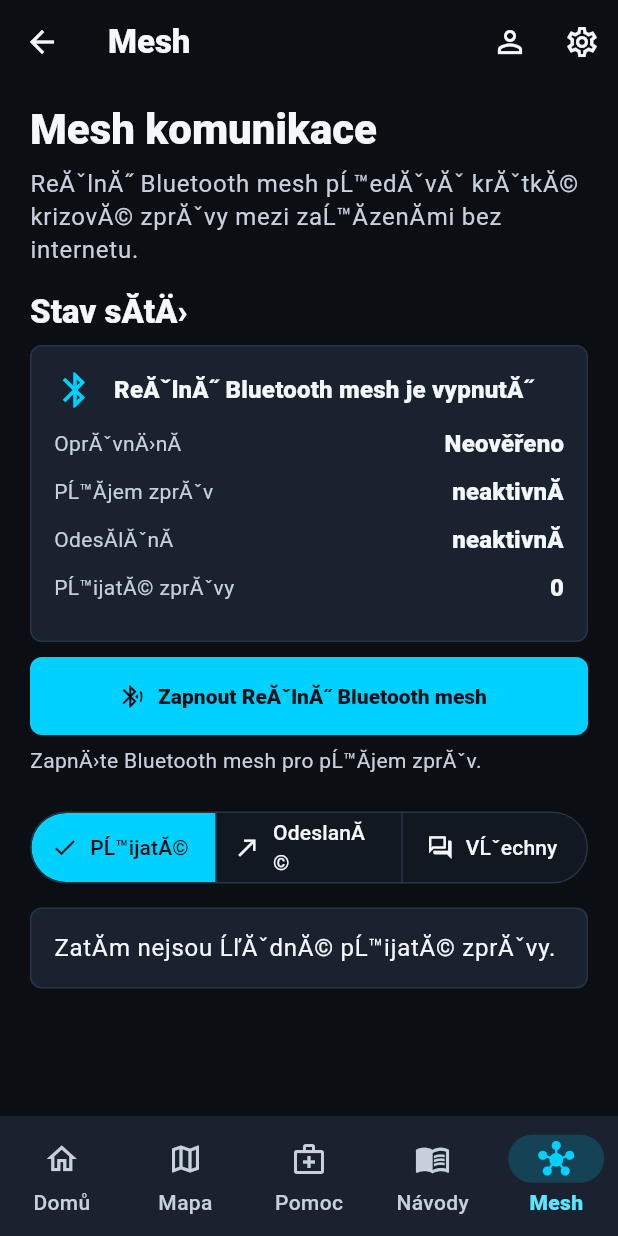
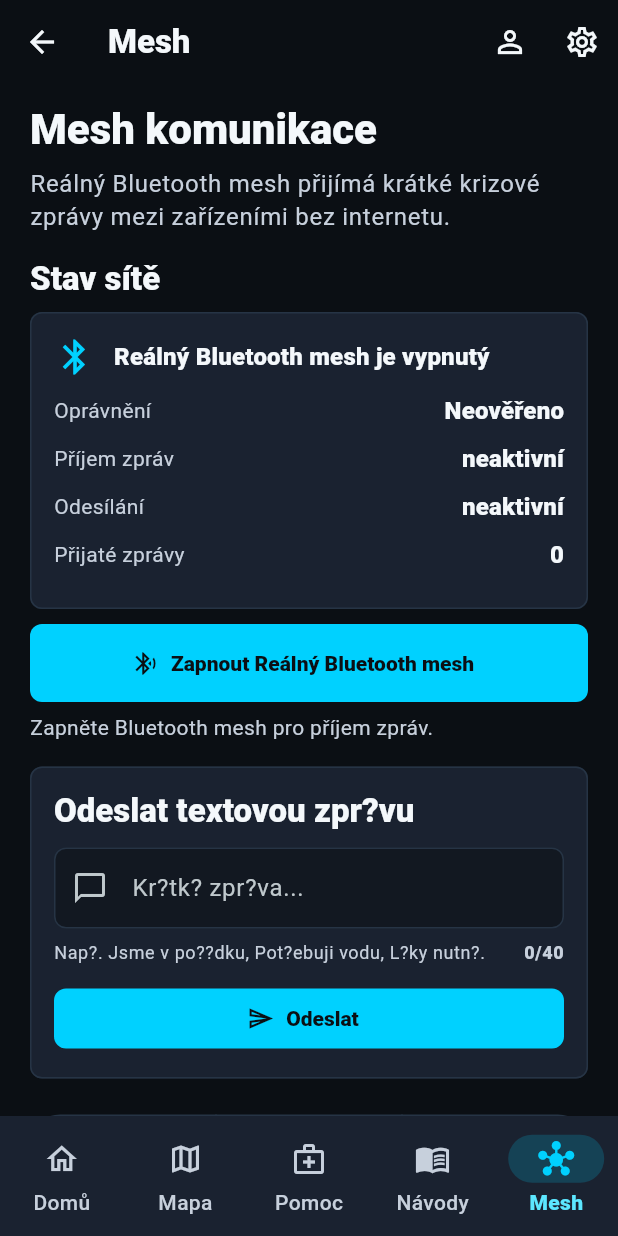
Before and after one commit to lakas988/BlackoutPrague, a Flutter app: the BlackoutPragueShell screen opened directly, item 5 of the bottom bar chosen, on a phone screen of 412 x 824 dp. Run offline on Flutter 3.47's test engine with Material 3 defaults, Android fonts, the phone set to English and light mode, and no system bars; our stand-ins replace battery_plus, connectivity_plus, flutter_blue_plus, flutter_map, geolocator, latlong2 and 2 more; missing offline and left inert: flutter_ble_peripheral, mbtiles, vector_map_tiles, vector_map_tiles_mbtiles, vector_tile_renderer; accounts and stored records are empty.

Commit message:
Stable before custom text mesh messages

```diff
--- a/lib/models/emergency_message.dart
+++ b/lib/models/emergency_message.dart
@@ -83,6 +83,7 @@ class EmergencyMessage {
     required this.verifiedCount,
     required this.isOutgoing,
     required this.isOutdated,
+    this.isCustomTextMessage = false,
   });
 
   factory EmergencyMessage.fromJson(Map<String, dynamic> json) {
@@ -101,6 +102,7 @@ class EmergencyMessage {
       verifiedCount: json['verifiedCount'] as int? ?? 0,
       isOutgoing: json['isOutgoing'] as bool? ?? false,
       isOutdated: json['isOutdated'] as bool? ?? false,
+      isCustomTextMessage: json['isCustomTextMessage'] as bool? ?? false,
     );
   }
 
@@ -118,6 +120,7 @@ class EmergencyMessage {
   final int verifiedCount;
   final bool isOutgoing;
   final bool isOutdated;
+  final bool isCustomTextMessage;
 
   bool get isExpired => DateTime.now().difference(createdAt).inMinutes >= ttlMinutes;
   bool get isDemo => id.startsWith('demo_');
@@ -139,6 +142,7 @@ class EmergencyMessage {
       'verifiedCount': verifiedCount,
       'isOutgoing': isOutgoing,
       'isOutdated': isOutdated,
+      'isCustomTextMessage': isCustomTextMessage,
     };
   }
 
@@ -147,6 +151,7 @@ class EmergencyMessage {
     int? maxHops,
     int? verifiedCount,
     bool? isOutdated,
+    bool? isCustomTextMessage,
   }) {
     return EmergencyMessage(
       id: id,
@@ -163,6 +168,7 @@ class EmergencyMessage {
       verifiedCount: verifiedCount ?? this.verifiedCount,
       isOutgoing: isOutgoing,
       isOutdated: isOutdated ?? this.isOutdated,
+      isCustomTextMessage: isCustomTextMessage ?? this.isCustomTextMessage,
     );
   }
 }
--- a/lib/screens/mesh_screen.dart
+++ b/lib/screens/mesh_screen.dart
@@ -28,6 +28,9 @@ class _MeshScreenState extends State<MeshScreen> {
   final _random = math.Random();
 
   Timer? _incomingTimer;
+  static const int _customMessageMaxLength = 40;
+
+  final _customMessageController = TextEditingController();
   bool _isSimulationActive = false;
   bool _isDemoModeEnabled = false;
   int _nearbyNodeCount = 0;
@@ -39,6 +42,7 @@ class _MeshScreenState extends State<MeshScreen> {
     _messageService.addListener(_refreshMessages);
     _realBleMeshService.addListener(_refreshMessages);
     _demoModeService.addListener(_syncDemoMode);
+    _customMessageController.addListener(_refreshMessages);
     _loadMeshState();
   }
 
@@ -48,6 +52,8 @@ class _MeshScreenState extends State<MeshScreen> {
     _messageService.removeListener(_refreshMessages);
     _realBleMeshService.removeListener(_refreshMessages);
     _demoModeService.removeListener(_syncDemoMode);
+    _customMessageController.removeListener(_refreshMessages);
+    _customMessageController.dispose();
     super.dispose();
   }
 
@@ -64,11 +70,11 @@ class _MeshScreenState extends State<MeshScreen> {
           Text('Mesh komunikace', style: Theme.of(context).textTheme.headlineMedium),
           const SizedBox(height: 8),
           Text(
-            'ReĂˇlnĂ˝ Bluetooth mesh pĹ™edĂˇvĂˇ krĂˇtkĂ© krizovĂ© zprĂˇvy mezi zaĹ™Ă­zenĂ­mi bez internetu.',
+            'Reálný Bluetooth mesh přijímá krátké krizové zprávy mezi zařízeními bez internetu.',
             style: Theme.of(context).textTheme.bodyLarge?.copyWith(color: const Color(0xFFC7D0DC)),
           ),
           const SizedBox(height: 16),
-          const _SectionTitle(title: 'Stav sĂ­tÄ›'),
+          const _SectionTitle(title: 'Stav sítě'),
           const SizedBox(height: 8),
           _RealBleStatusCard(
             isEnabled: _realBleMeshService.isEnabled,
@@ -84,16 +90,22 @@ class _MeshScreenState extends State<MeshScreen> {
             child: FilledButton.icon(
               onPressed: _toggleRealBle,
               icon: Icon(_realBleMeshService.isEnabled ? Icons.bluetooth_disabled_outlined : Icons.bluetooth_searching_outlined),
-              label: Text(_realBleMeshService.isEnabled ? 'Vypnout ReĂˇlnĂ˝ Bluetooth mesh' : 'Zapnout ReĂˇlnĂ˝ Bluetooth mesh'),
+              label: Text(_realBleMeshService.isEnabled ? 'Vypnout Reálný Bluetooth mesh' : 'Zapnout Reálný Bluetooth mesh'),
             ),
           ),
           if (!_realBleMeshService.isEnabled) ...[
             const SizedBox(height: 8),
             Text(
-              'ZapnÄ›te Bluetooth mesh pro pĹ™Ă­jem zprĂˇv.',
+              'Zapněte Bluetooth mesh pro příjem zpráv.',
               style: Theme.of(context).textTheme.bodyMedium?.copyWith(color: const Color(0xFFC7D0DC)),
             ),
           ],
+          const SizedBox(height: 16),
+          _CustomTextMessageCard(
+            controller: _customMessageController,
+            maxLength: _customMessageMaxLength,
+            onSend: _sendCustomTextMessage,
+          ),
           if (_isDemoModeEnabled) ...[
             const SizedBox(height: 18),
             const _SectionTitle(title: 'Simulace mesh'),
@@ -187,9 +199,9 @@ class _MeshScreenState extends State<MeshScreen> {
 
   String _emptyTextForSelectedSection() {
     return switch (_selectedSection) {
-      _MessageSection.incoming => 'ZatĂ­m nejsou ĹľĂˇdnĂ© pĹ™ijatĂ© zprĂˇvy.',
-      _MessageSection.outgoing => 'ZatĂ­m nejsou ĹľĂˇdnĂ© odeslanĂ© zprĂˇvy.',
-      _MessageSection.all => 'ZatĂ­m nejsou ĹľĂˇdnĂ© zprĂˇvy.',
+      _MessageSection.incoming => 'Zatím nejsou žádné přijaté zprávy.',
+      _MessageSection.outgoing => 'Zatím nejsou žádné odeslané zprávy.',
+      _MessageSection.all => 'Zatím nejsou žádné zprávy.',
     };
   }
 
@@ -212,7 +224,7 @@ class _MeshScreenState extends State<MeshScreen> {
 
   void _toggleSimulation() {
     if (!_isDemoModeEnabled) {
-      _showSnackBar('Simulace mesh je dostupnĂˇ pouze v Demo reĹľimu.');
+      _showSnackBar('Simulace mesh je dostupná pouze v Demo režimu.');
       return;
     }
 
@@ -235,6 +247,40 @@ class _MeshScreenState extends State<MeshScreen> {
     } else {
       await _realBleMeshService.startRealBle();
     }
+  }
+
+  Future<void> _sendCustomTextMessage() async {
+    final text = _customMessageController.text.trim();
+    if (text.isEmpty) {
+      _showSnackBar('Zadejte zpr?vu.');
+      return;
+    }
+
+    if (text.runes.length > _customMessageMaxLength) {
+      _showSnackBar('Zpr?va je p??li? dlouh? pro BLE mesh. Zkra?te ji na 40 znak?.');
+      return;
+    }
+
+    final message = await _messageService.createOutgoingMessage(
+      type: EmergencyMessageType.info,
+      text: text,
+      priority: EmergencyMessagePriority.medium,
+      ttlMinutes: 60,
+      isCustomTextMessage: true,
+    );
+    _customMessageController.clear();
+
+    if (!mounted) {
+      return;
+    }
+
+    if (_realBleMeshService.isEnabled) {
+      final wasBroadcast = await _realBleMeshService.broadcastMessage(message);
+      _showSnackBar(wasBroadcast ? 'Zpr?va se vys?l? p?es BLE mesh.' : (_realBleMeshService.lastError ?? 'Zpr?vu se nepoda?ilo odeslat p?es BLE mesh.'));
+      return;
+    }
+
+    _showSnackBar('Zpr?va je ulo?en?. Pro odesl?n? zapn?te BLE mesh.');
   }
 
   void _scheduleIncomingSample() {
@@ -290,10 +336,10 @@ class _MeshScreenState extends State<MeshScreen> {
 
   String _sampleText() {
     final texts = [
-      'VĂ˝dej vody hlĂˇĹˇen u Ĺˇkoly.',
-      'NefunkÄŤnĂ­ kĹ™iĹľovatka.',
-      'DobĂ­jecĂ­ mĂ­sto dostupnĂ©.',
-      'Osoba potĹ™ebuje lĂ©ky.',
+      'Výdej vody hlášen u školy.',
+      'Nefunkční křižovatka.',
+      'Dobíjecí místo dostupné.',
+      'Osoba potřebuje léky.',
     ];
     return texts[_random.nextInt(texts.length)];
   }
@@ -305,7 +351,7 @@ class _MeshScreenState extends State<MeshScreen> {
 
   Future<void> _confirmMessage(EmergencyMessage message) async {
     await _messageService.confirmMessage(message.id);
-    _showSnackBar('HlĂˇĹˇenĂ­ bylo potvrzeno.');
+    _showSnackBar('Hlášení bylo potvrzeno.');
   }
 
   Future<void> _relayMessage(EmergencyMessage message) async {
@@ -321,43 +367,43 @@ class _MeshScreenState extends State<MeshScreen> {
 
     final relayedMessage = await _messageService.relayMessageAndReturn(message.id);
     if (relayedMessage == null) {
-      _showSnackBar('ZprĂˇvu se nepodaĹ™ilo pĹ™edat dĂˇl.');
+      _showSnackBar('Zprávu se nepodařilo předat dál.');
       return;
     }
 
     if (_realBleMeshService.isEnabled) {
       final wasBroadcast = await _realBleMeshService.broadcastMessage(relayedMessage);
-      _showSnackBar(wasBroadcast ? 'ZprĂˇva byla pĹ™edĂˇna dĂˇl pĹ™es BLE mesh.' : (_realBleMeshService.lastError ?? 'Toto zaĹ™Ă­zenĂ­ nepodporuje BLE vysĂ­lĂˇnĂ­.'));
+      _showSnackBar(wasBroadcast ? 'Zpráva byla předána dál přes BLE mesh.' : (_realBleMeshService.lastError ?? 'Toto zařízení nepodporuje BLE vysílání.'));
       return;
     }
 
     if (_isDemoModeEnabled && _isSimulationActive) {
-      _showSnackBar('ZprĂˇva byla pĹ™edĂˇna dĂˇl v Simulaci mesh.');
+      _showSnackBar('Zpráva byla předána dál v Simulaci mesh.');
     } else {
-      _showSnackBar('ZapnÄ›te Bluetooth mesh pro odeslĂˇnĂ­.');
+      _showSnackBar('Zapněte Bluetooth mesh pro odeslání.');
     }
   }
 
   Future<void> _markMessageOutdated(EmergencyMessage message) async {
     await _messageService.markMessageOutdated(message.id);
-    _showSnackBar('ZprĂˇva byla oznaÄŤena jako neaktuĂˇlnĂ­.');
+    _showSnackBar('Zpráva byla označena jako neaktuální.');
   }
 
   Future<void> _confirmDeleteIncomingMessage(EmergencyMessage message) async {
     await _confirmDeleteMessage(
       message: message,
-      title: 'Smazat pĹ™ijatou zprĂˇvu',
-      question: 'Opravdu chcete smazat tuto zprĂˇvu?',
-      successMessage: 'PĹ™ijatĂˇ zprĂˇva byla smazĂˇna.',
+      title: 'Smazat přijatou zprávu',
+      question: 'Opravdu chcete smazat tuto zprávu?',
+      successMessage: 'Přijatá zpráva byla smazána.',
     );
   }
 
   Future<void> _confirmDeleteOutgoingMessage(EmergencyMessage message) async {
     await _confirmDeleteMessage(
       message: message,
-      title: 'Smazat odeslanou zprĂˇvu',
-      question: 'Opravdu chcete smazat tuto odeslanou zprĂˇvu?',
-      successMessage: 'OdeslanĂˇ zprĂˇva byla smazĂˇna.',
+      title: 'Smazat odeslanou zprávu',
+      question: 'Opravdu chcete smazat tuto odeslanou zprávu?',
+      successMessage: 'Odeslaná zpráva byla smazána.',
     );
   }
 
@@ -373,7 +419,7 @@ class _MeshScreenState extends State<MeshScreen> {
         title: Text(title),
         content: Text(question),
         actions: [
-          TextButton(onPressed: () => Navigator.of(context).pop(false), child: const Text('ZruĹˇit')),
+          TextButton(onPressed: () => Navigator.of(context).pop(false), child: const Text('Zrušit')),
           FilledButton(onPressed: () => Navigator.of(context).pop(true), child: const Text('Smazat')),
         ],
       ),
@@ -390,18 +436,18 @@ class _MeshScreenState extends State<MeshScreen> {
   Future<void> _confirmDeleteAllIncoming(List<EmergencyMessage> incomingMessages) async {
     await _confirmDeleteMessages(
       messages: incomingMessages,
-      title: 'Smazat pĹ™ijatĂ© zprĂˇvy',
-      question: 'Opravdu chcete smazat vĹˇechny pĹ™ijatĂ© zprĂˇvy?',
-      successMessage: 'PĹ™ijatĂ© zprĂˇvy byly smazĂˇny.',
+      title: 'Smazat přijaté zprávy',
+      question: 'Opravdu chcete smazat všechny přijaté zprávy?',
+      successMessage: 'Přijaté zprávy byly smazány.',
     );
   }
 
   Future<void> _confirmDeleteAllOutgoing(List<EmergencyMessage> outgoingMessages) async {
     await _confirmDeleteMessages(
       messages: outgoingMessages,
-      title: 'Smazat odeslanĂ© zprĂˇvy',
-      question: 'Opravdu chcete smazat vĹˇechny odeslanĂ© zprĂˇvy?',
-      successMessage: 'OdeslanĂ© zprĂˇvy byly smazĂˇny.',
+      title: 'Smazat odeslané zprávy',
+      question: 'Opravdu chcete smazat všechny odeslané zprávy?',
+      successMessage: 'Odeslané zprávy byly smazány.',
     );
   }
 
@@ -417,8 +463,8 @@ class _MeshScreenState extends State<MeshScreen> {
         title: Text(title),
         content: Text(question),
         actions: [
-          TextButton(onPressed: () => Navigator.of(context).pop(false), child: const Text('ZruĹˇit')),
-          FilledButton(onPressed: () => Navigator.of(context).pop(true), child: const Text('Smazat vĹˇe')),
+          TextButton(onPressed: () => Navigator.of(context).pop(false), child: const Text('Zrušit')),
+          FilledButton(onPressed: () => Navigator.of(context).pop(true), child: const Text('Smazat vše')),
         ],
       ),
     );
@@ -436,6 +482,81 @@ class _MeshScreenState extends State<MeshScreen> {
       return;
     }
     ScaffoldMessenger.of(context).showSnackBar(SnackBar(content: Text(message)));
+  }
+}
+
+
+class _CustomTextMessageCard extends StatelessWidget {
+  const _CustomTextMessageCard({
+    required this.controller,
+    required this.maxLength,
+    required this.onSend,
+  });
+
+  final TextEditingController controller;
+  final int maxLength;
+  final VoidCallback onSend;
+
+  @override
+  Widget build(BuildContext context) {
+    final length = controller.text.trim().runes.length;
+    final isTooLong = length > maxLength;
+
+    return Card(
+      child: Padding(
+        padding: const EdgeInsets.all(16),
+        child: Column(
+          crossAxisAlignment: CrossAxisAlignment.start,
+          children: [
+            Text('Odeslat textovou zpr?vu', style: Theme.of(context).textTheme.titleLarge),
+            const SizedBox(height: 10),
+            TextField(
+              controller: controller,
+              minLines: 1,
+              maxLines: 2,
+              decoration: const InputDecoration(
+                hintText: 'Kr?tk? zpr?va...',
+                prefixIcon: Icon(Icons.chat_bubble_outline),
+              ),
+            ),
+            const SizedBox(height: 8),
+            Row(
+              children: [
+                Expanded(
+                  child: Text(
+                    'Nap?. Jsme v po??dku, Pot?ebuji vodu, L?ky nutn?.',
+                    style: Theme.of(context).textTheme.bodySmall,
+                  ),
+                ),
+                Text(
+                  '$length/$maxLength',
+                  style: Theme.of(context).textTheme.bodySmall?.copyWith(
+                    color: isTooLong ? const Color(0xFFFF4B4B) : const Color(0xFFC7D0DC),
+                    fontWeight: FontWeight.w800,
+                  ),
+                ),
+              ],
+            ),
+            if (isTooLong) ...[
+              const SizedBox(height: 8),
+              Text(
+                'Zpr?va je p??li? dlouh? pro BLE mesh. Zkra?te ji na 40 znak?.',
+                style: Theme.of(context).textTheme.bodySmall?.copyWith(color: const Color(0xFFFF4B4B)),
+              ),
+            ],
+            const SizedBox(height: 12),
+            SizedBox(
+              width: double.infinity,
+              child: FilledButton.icon(
+                onPressed: onSend,
+                icon: const Icon(Icons.send_outlined),
+                label: const Text('Odeslat'),
+              ),
+            ),
+          ],
+        ),
+      ),
+    );
   }
 }
 
@@ -468,9 +589,9 @@ class _MessageSectionHeader extends StatelessWidget {
       children: [
         SegmentedButton<_MessageSection>(
           segments: const [
-            ButtonSegment(value: _MessageSection.incoming, label: Text('PĹ™ijatĂ©'), icon: Icon(Icons.south_west_outlined)),
-            ButtonSegment(value: _MessageSection.outgoing, label: Text('OdeslanĂ©'), icon: Icon(Icons.north_east_outlined)),
-            ButtonSegment(value: _MessageSection.all, label: Text('VĹˇechny'), icon: Icon(Icons.forum_outlined)),
+            ButtonSegment(value: _MessageSection.incoming, label: Text('Přijaté'), icon: Icon(Icons.south_west_outlined)),
+            ButtonSegment(value: _MessageSection.outgoing, label: Text('Odeslané'), icon: Icon(Icons.north_east_outlined)),
+            ButtonSegment(value: _MessageSection.all, label: Text('Všechny'), icon: Icon(Icons.forum_outlined)),
           ],
           selected: {selectedSection},
           onSelectionChanged: (selection) => onSectionChanged(selection.first),
@@ -482,7 +603,7 @@ class _MessageSectionHeader extends StatelessWidget {
             child: TextButton.icon(
               onPressed: onDeleteAll,
               icon: const Icon(Icons.delete_sweep_outlined),
-              label: const Text('Smazat vĹˇe'),
+              label: const Text('Smazat vše'),
             ),
           ),
         ],
@@ -520,14 +641,14 @@ class _RealBleStatusCard extends StatelessWidget {
               children: [
                 Icon(isEnabled ? Icons.bluetooth_connected_outlined : Icons.bluetooth_outlined, color: const Color(0xFF00D1FF), size: 28),
                 const SizedBox(width: 12),
-                Expanded(child: Text(isEnabled ? 'ReĂˇlnĂ˝ Bluetooth mesh je zapnutĂ˝' : 'ReĂˇlnĂ˝ Bluetooth mesh je vypnutĂ˝', style: Theme.of(context).textTheme.titleMedium)),
+                Expanded(child: Text(isEnabled ? 'Reálný Bluetooth mesh je zapnutý' : 'Reálný Bluetooth mesh je vypnutý', style: Theme.of(context).textTheme.titleMedium)),
               ],
             ),
             const SizedBox(height: 10),
-            _StatusLine(label: 'OprĂˇvnÄ›nĂ­', value: permissionStatus),
-            _StatusLine(label: 'PĹ™Ă­jem zprĂˇv', value: isScanning ? 'aktivnĂ­' : 'neaktivnĂ­'),
-            _StatusLine(label: 'OdesĂ­lĂˇnĂ­', value: isAdvertising ? 'aktivnĂ­' : 'neaktivnĂ­'),
-            _StatusLine(label: 'PĹ™ijatĂ© zprĂˇvy', value: '$receivedCount'),
+            _StatusLine(label: 'Oprávnění', value: permissionStatus),
+            _StatusLine(label: 'Příjem zpráv', value: isScanning ? 'aktivní' : 'neaktivní'),
+            _StatusLine(label: 'Odesílání', value: isAdvertising ? 'aktivní' : 'neaktivní'),
+            _StatusLine(label: 'Přijaté zprávy', value: '$receivedCount'),
             if (lastError != null) ...[
               const SizedBox(height: 6),
               Text(lastError!, style: const TextStyle(color: Color(0xFF00D1FF), fontWeight: FontWeight.w800)),
@@ -569,11 +690,11 @@ class _DemoSimulationCard extends StatelessWidget {
               ],
             ),
             const SizedBox(height: 8),
-            Text('Demo reĹľim zapĂ­nĂˇ ukĂˇzkovĂˇ data a simulovanĂ© zprĂˇvy pro prezentaci.', style: Theme.of(context).textTheme.bodyMedium),
+            Text('Demo režim zapíná ukázková data a simulované zprávy pro prezentaci.', style: Theme.of(context).textTheme.bodyMedium),
             const SizedBox(height: 12),
-            _StatusLine(label: 'Stav', value: isSimulationActive ? 'aktivnĂ­' : 'neaktivnĂ­'),
-            _StatusLine(label: 'UkĂˇzkovĂ© okolnĂ­ uzly', value: '$nearbyNodeCount'),
-            _StatusLine(label: 'Demo pĹ™ijatĂ© zprĂˇvy', value: '$incomingCount'),
+            _StatusLine(label: 'Stav', value: isSimulationActive ? 'aktivní' : 'neaktivní'),
+            _StatusLine(label: 'Ukázkové okolní uzly', value: '$nearbyNodeCount'),
+            _StatusLine(label: 'Demo přijaté zprávy', value: '$incomingCount'),
             const SizedBox(height: 10),
             SizedBox(
               width: double.infinity,
@@ -669,7 +790,7 @@ class _MessageCard extends StatelessWidget {
                     child: Column(
                       crossAxisAlignment: CrossAxisAlignment.start,
                       children: [
-                        Text(message.type.czechLabel, style: Theme.of(context).textTheme.titleLarge),
+                        Text(message.isCustomTextMessage ? 'Textov? zpr?va' : message.type.czechLabel, style: Theme.of(context).textTheme.titleLarge),
                         const SizedBox(height: 6),
                         Text(message.text, style: Theme.of(context).textTheme.bodyLarge),
                       ],
@@ -683,18 +804,18 @@ class _MessageCard extends StatelessWidget {
                 runSpacing: 8,
                 children: [
                   _Badge(text: 'Priorita: ${message.priority.czechLabel}', color: _priorityColor(message.priority)),
-                  _Badge(text: message.isOutgoing ? 'OdeslanĂˇ' : 'PĹ™ijatĂˇ'),
+                  _Badge(text: message.isOutgoing ? 'Odeslaná' : 'Přijatá'),
                   if (message.isDemo) const _Badge(text: 'Demo', color: Color(0xFFFF4B4B)),
-                  if (message.isExpired) const _Badge(text: 'VyprĹˇelo', color: Color(0xFFFF4B4B)),
-                  if (message.isOutdated) const _Badge(text: 'NeaktuĂˇlnĂ­', color: Color(0xFFFF4B4B)),
+                  if (message.isExpired) const _Badge(text: 'Vypršelo', color: Color(0xFFFF4B4B)),
+                  if (message.isOutdated) const _Badge(text: 'Neaktuální', color: Color(0xFFFF4B4B)),
                 ],
               ),
               const SizedBox(height: 12),
               _InfoLine(icon: Icons.tag_outlined, text: 'ID: ${message.shortId}'),
               _InfoLine(icon: Icons.location_city_outlined, text: 'Oblast: ${message.approximateArea}'),
-              _InfoLine(icon: Icons.schedule_outlined, text: 'ÄŚas: ${_createdAtText(message.createdAt)}'),
+              _InfoLine(icon: Icons.schedule_outlined, text: 'Čas: ${_createdAtText(message.createdAt)}'),
               _InfoLine(icon: Icons.route_outlined, text: 'Předání: ${message.hopCount}/${message.maxHops}'),
-              _InfoLine(icon: Icons.verified_outlined, text: 'OvÄ›Ĺ™enĂ­: ${message.verifiedCount}'),
+              _InfoLine(icon: Icons.verified_outlined, text: 'Ověření: ${message.verifiedCount}'),
               const SizedBox(height: 12),
               Row(
                 children: [
@@ -710,7 +831,7 @@ class _MessageCard extends StatelessWidget {
                     child: OutlinedButton.icon(
                       onPressed: inactive ? null : onRelay,
                       icon: const Icon(Icons.send_outlined),
-                      label: const Text('PĹ™edat dĂˇl'),
+                      label: const Text('Předat dál'),
                     ),
                   ),
                 ],
@@ -722,7 +843,7 @@ class _MessageCard extends StatelessWidget {
                     child: OutlinedButton.icon(
                       onPressed: message.isOutdated ? null : onMarkOutdated,
                       icon: const Icon(Icons.history_toggle_off_outlined),
-                      label: const Text('NeaktuĂˇlnĂ­'),
+                      label: const Text('Neaktuální'),
                     ),
                   ),
                   const SizedBox(width: 8),
@@ -766,15 +887,15 @@ class _MessageCard extends StatelessWidget {
   String _createdAtText(DateTime createdAt) {
     final difference = DateTime.now().difference(createdAt);
     if (difference.inMinutes < 1) {
-      return 'prĂˇvÄ› teÄŹ';
+      return 'právě teď';
     }
     if (difference.inHours < 1) {
-      return 'pĹ™ed ${difference.inMinutes} min';
+      return 'před ${difference.inMinutes} min';
     }
     if (difference.inDays < 1) {
-      return 'pĹ™ed ${difference.inHours} h';
+      return 'před ${difference.inHours} h';
     }
-    return 'pĹ™ed ${difference.inDays} dny';
+    return 'před ${difference.inDays} dny';
   }
 }
 
```
Also changed, not shown: lib/services/message_service.dart (+7 -0 lines), lib/services/real_ble_mesh_service.dart (+28 -5 lines).
